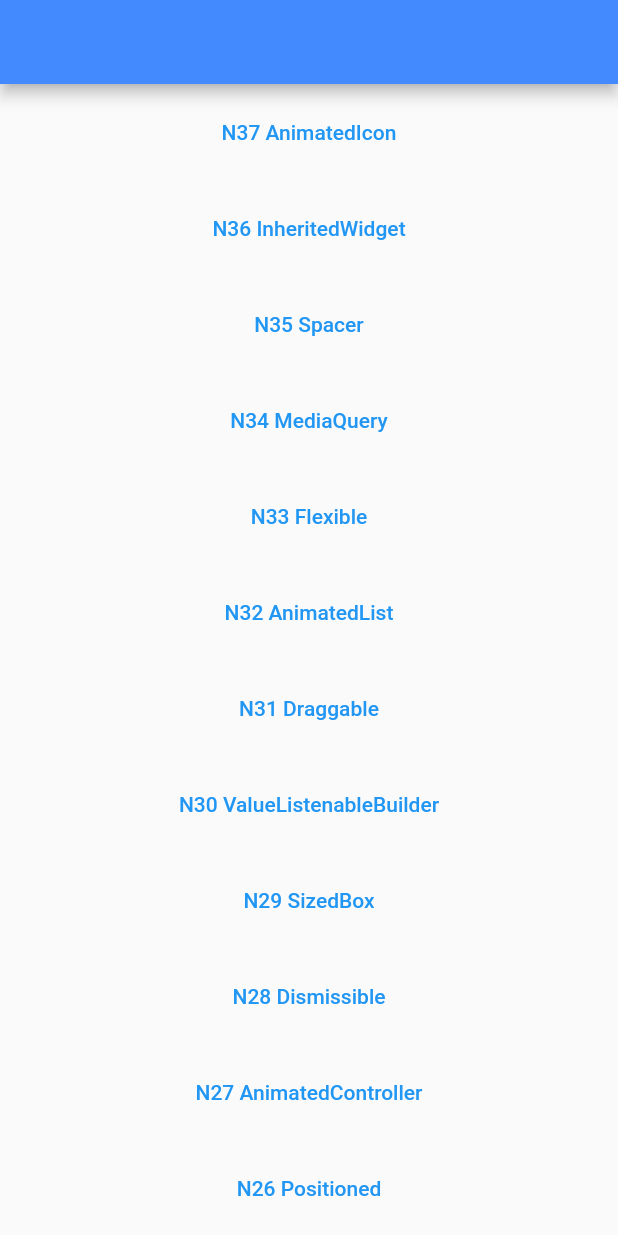
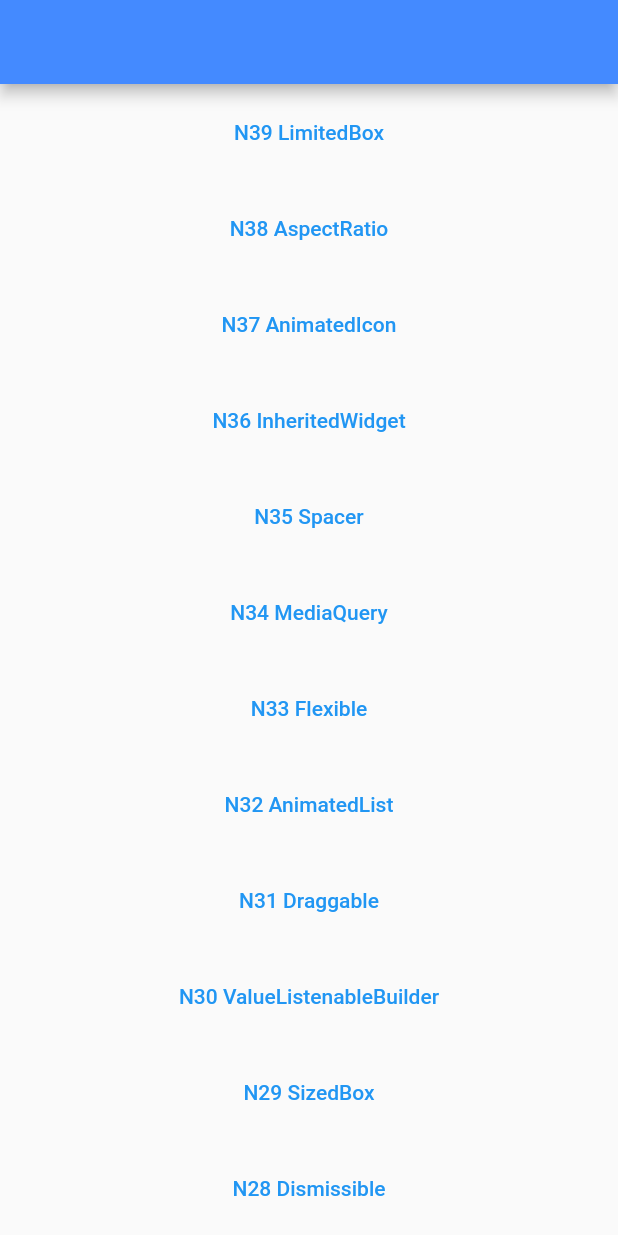
Before and after one commit to ychsue/my_flutter_test, a Flutter app: the screen it shows after launch, on a phone screen of 412 x 824 dp. Run offline on Flutter 3.47's test engine with Material 2 defaults, Android fonts, the phone set to English and light mode, and no system bars; our stand-ins replace bloc, flutter_bloc, get, transparent_image; missing offline and left inert: resizable_widget; Roboto replaces fonts that are missing (Georgia).

Commit message:
`AspectRatio` and `LimitedBox`

```diff
--- a/lib/src/route/app_pages.dart
+++ b/lib/src/route/app_pages.dart
@@ -24,6 +24,8 @@ import 'package:test2/src/route/main_screens/n34_media_query.dart';
 import 'package:test2/src/route/main_screens/n35_spacer.dart';
 import 'package:test2/src/route/main_screens/n36/n36_inherited_widget.dart';
 import 'package:test2/src/route/main_screens/n37_animated_icon.dart';
+import 'package:test2/src/route/main_screens/n38_aspect_ratio.dart';
+import 'package:test2/src/route/main_screens/n39_limited_box.dart';
 import 'package:test2/src/route/main_screens/sliver_screen.dart';
 import 'package:test2/src/route/main_screens/unknown_screen.dart';
 import 'package:test2/src/route/main_screens/welcome_screen.dart';
@@ -60,10 +62,20 @@ enum Routes {
   n35_spacer,
   n36_inherited_widget,
   n37_animated_icon,
+  n38_aspect_ratio,
+  n39_limited_box,
 }
 
 abstract class AppPages {
   static final pages = [
+    GetPage(
+      name: Routes.n39_limited_box.toLocation,
+      page: () => N39LimitedBoxScreen(),
+    ),
+    GetPage(
+      name: Routes.n38_aspect_ratio.toLocation,
+      page: () => N38AspectRatioScreen(),
+    ),
     GetPage(
       name: Routes.n37_animated_icon.toLocation,
       page: () => N37AnimatedIconScreen(),
--- a/lib/src/route/main_screens/get_home_screen.dart
+++ b/lib/src/route/main_screens/get_home_screen.dart
@@ -14,6 +14,20 @@ class GetHomeScreen extends StatelessWidget {
           child: Container(
         child: ListView(
           children: [
+            Container(
+              margin: EdgeInsets.all(8.0),
+              child: TextButton(
+                  onPressed: () =>
+                      Get.toNamed(Routes.n39_limited_box.toLocation),
+                  child: Text("N39 LimitedBox")),
+            ),
+            Container(
+              margin: EdgeInsets.all(8.0),
+              child: TextButton(
+                  onPressed: () =>
+                      Get.toNamed(Routes.n38_aspect_ratio.toLocation),
+                  child: Text("N38 AspectRatio")),
+            ),
             Container(
               margin: EdgeInsets.all(8.0),
               child: TextButton(
```
Also changed, not shown: lib/src/route/main_screens/n38_aspect_ratio.dart (added, +34 -0 lines), lib/src/route/main_screens/n39_limited_box.dart (added, +26 -0 lines), 1 other file.
